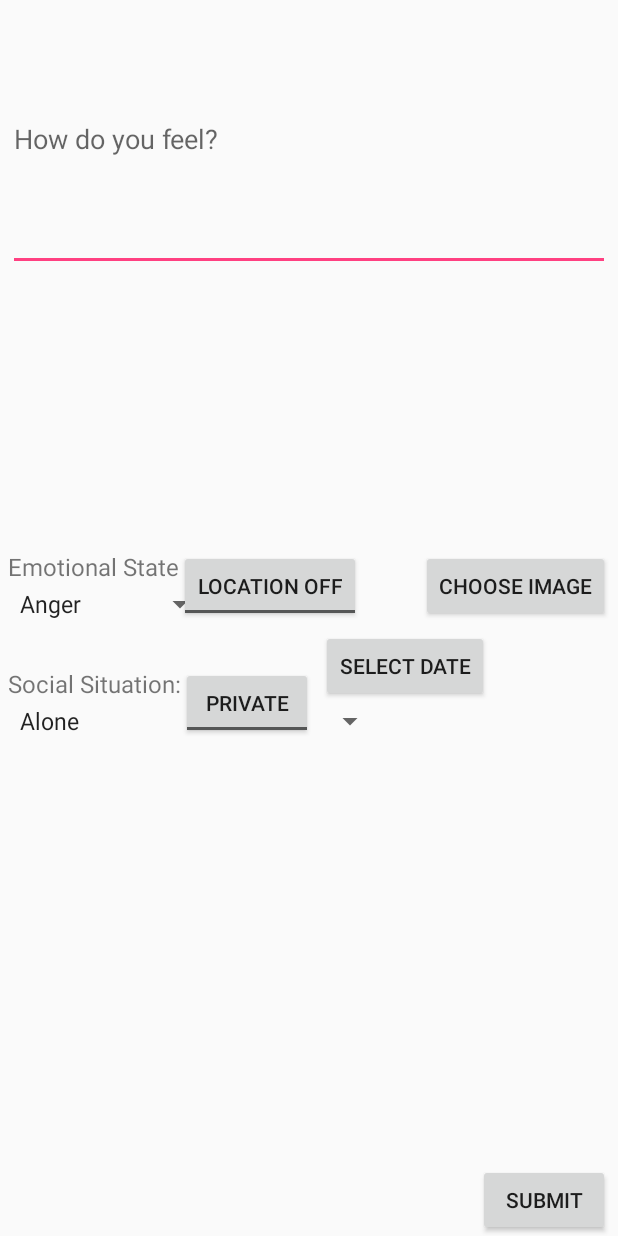
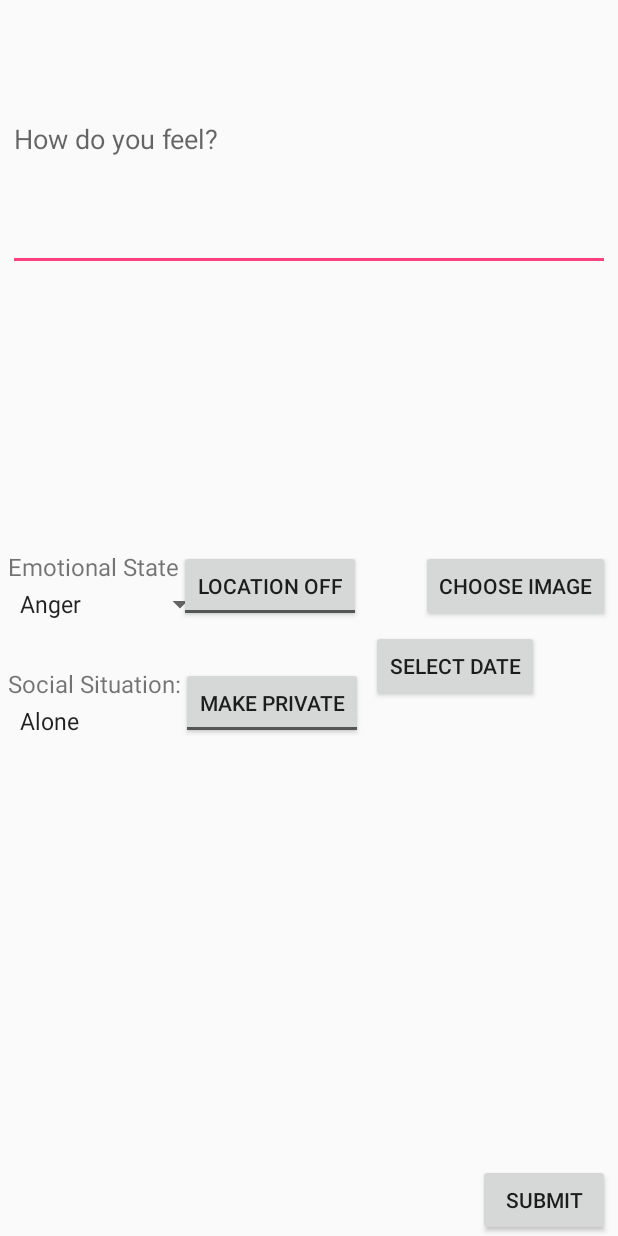
Before and after one commit to CMPUT301W17T11/FeelTrip, an Android app: the screen it shows after launch (EditMoodActivity), after a tap on "ADD A NEW POST", on a phone screen of 412 x 824 dp. Run offline under Robolectric (Android 15) with nearby library versions, the phone set to English and light mode, and no system bars.

Commit message:
refactoring lab

```diff
--- a/app/src/main/AndroidManifest.xml
+++ b/app/src/main/AndroidManifest.xml
@@ -19,7 +19,8 @@
         android:icon="@mipmap/ic_launcher"
         android:label="@string/app_name"
         android:supportsRtl="true"
-        android:theme="@style/AppTheme.NoActionBar">
+        android:theme="@style/AppTheme.NoActionBar"
+        android:fullBackupContent="@xml/backup_descriptor">
         <activity android:name=".MainScreen">
             <intent-filter>
                 <action android:name="android.intent.action.MAIN" />
@@ -45,7 +46,7 @@
 
         <activity
             android:name=".MapActivity"
-            android:label="@string/title_activity_map"></activity>
+            android:label="@string/title_activity_map" />
 
 
     </application>
--- a/app/src/main/java/com/example/henzoshimada/feeltrip/EditMoodActivity.java
+++ b/app/src/main/java/com/example/henzoshimada/feeltrip/EditMoodActivity.java
@@ -1,10 +1,8 @@
 package com.example.henzoshimada.feeltrip;
-
+// removed unused imports, may slow down build
 import android.app.DatePickerDialog;
-import android.content.Context;
 import android.support.v7.app.AppCompatActivity;
 import android.os.Bundle;
-import android.support.v7.util.DiffUtil;
 import android.util.Log;
 import android.view.View;
 import android.widget.ArrayAdapter;
@@ -130,7 +128,7 @@ public class EditMoodActivity extends AppCompatActivity {
 
     private void addItemsOnEmotionalStateSpinner(){
         emotionalStateSpinner = (Spinner) findViewById(R.id.emotional_state_spinner);
-        List<String> emotionalStateList = new ArrayList<String>();
+        List<String> emotionalStateList = new ArrayList<>();
         emotionalStateList.add("Anger");
         emotionalStateList.add("Confusion");
         emotionalStateList.add("Disgust");
@@ -140,7 +138,7 @@ public class EditMoodActivity extends AppCompatActivity {
         emotionalStateList.add("Shame");
 
 
-        ArrayAdapter<String> emotionalStateAdapter = new ArrayAdapter<String>(this,
+        ArrayAdapter<String> emotionalStateAdapter = new ArrayAdapter<>(this,
                 android.R.layout.simple_spinner_item, emotionalStateList);
         emotionalStateAdapter.setDropDownViewResource(android.R.layout.simple_spinner_dropdown_item);
         emotionalStateSpinner.setAdapter(emotionalStateAdapter);
@@ -149,7 +147,7 @@ public class EditMoodActivity extends AppCompatActivity {
 
     private void addItemsOnSocialSitualtionSpinner(){
         socialSituationSpinner = (Spinner) findViewById(R.id.social_event_spinner);
-        List<String> socialSituationList = new ArrayList<String>();
+        List<String> socialSituationList = new ArrayList<>();
 
         socialSituationList.add("Alone");
         socialSituationList.add("With one other person");
@@ -157,7 +155,7 @@ public class EditMoodActivity extends AppCompatActivity {
         socialSituationList.add("With a crowd");
 
 
-        ArrayAdapter<String> socialSituationAdapter = new ArrayAdapter<String>(this,
+        ArrayAdapter<String> socialSituationAdapter = new ArrayAdapter<>(this,
                 android.R.layout.simple_spinner_item, socialSituationList);
         socialSituationAdapter.setDropDownViewResource(android.R.layout.simple_spinner_dropdown_item);
         socialSituationSpinner.setAdapter(socialSituationAdapter);
--- a/app/src/main/java/com/example/henzoshimada/feeltrip/ElasticSearchController.java
+++ b/app/src/main/java/com/example/henzoshimada/feeltrip/ElasticSearchController.java
@@ -151,7 +151,7 @@ client.execute(new Delete.Builder("1")
         @Override
         protected ArrayList<Mood> doInBackground(String... search_parameters) {
             verifySettings();
-            ArrayList<Mood> moods = new ArrayList<Mood>();
+            ArrayList<Mood> moods = new ArrayList<>();
             String query;
             if (fieldToSearch == null){
                 query = "";
@@ -167,7 +167,8 @@ client.execute(new Delete.Builder("1")
 
             Search search = new Search.Builder(query)
                     .addIndex(groupIndex)
-                    .addType("mood")
+                    //from refactor found hardcode, changed it
+                    .addType(typeMood)
                     .build();
 
 
--- a/app/src/main/java/com/example/henzoshimada/feeltrip/GetImage.java
+++ b/app/src/main/java/com/example/henzoshimada/feeltrip/GetImage.java
@@ -60,6 +60,7 @@ public class GetImage extends AppCompatActivity{
 
             Cursor cursor = getContentResolver().query(selectedImage,
                     filePathColumn, null, null, null);
+            //TODO: May cause a nullPointerException
             cursor.moveToFirst();
 
             int columnIndex = cursor.getColumnIndex(filePathColumn[0]);
--- a/app/src/main/java/com/example/henzoshimada/feeltrip/MainScreen.java
+++ b/app/src/main/java/com/example/henzoshimada/feeltrip/MainScreen.java
@@ -46,13 +46,13 @@ public class MainScreen extends AppCompatActivity {
     // On: March 5, 2017 17:03
     public void addItemsOnFilterSpinner(){
         filterSpinner = (Spinner) findViewById(R.id.filter_spinner);
-        List<String> filterList = new ArrayList<String>();
+        List<String> filterList = new ArrayList<>();
 
         filterList.add("filter1");
         filterList.add("filter2");
         filterList.add("filter3");
 
-        ArrayAdapter<String> filterListAdapter = new ArrayAdapter<String>(this,
+        ArrayAdapter<String> filterListAdapter = new ArrayAdapter<>(this,
                 android.R.layout.simple_spinner_item, filterList);
         filterListAdapter.setDropDownViewResource(android.R.layout.simple_spinner_dropdown_item);
         filterSpinner.setAdapter(filterListAdapter);
--- a/app/src/main/java/com/example/henzoshimada/feeltrip/Mood.java
+++ b/app/src/main/java/com/example/henzoshimada/feeltrip/Mood.java
@@ -2,9 +2,7 @@ package com.example.henzoshimada.feeltrip;
 
 import android.location.Location;
 
-import java.lang.reflect.Array;
-import java.lang.reflect.Modifier;
-import java.util.ArrayDeque;
+// Removed unused imports
 import java.util.ArrayList;
 import java.util.Date;
 
--- a/app/src/main/java/com/example/henzoshimada/feeltrip/UpdateQueue.java
+++ b/app/src/main/java/com/example/henzoshimada/feeltrip/UpdateQueue.java
@@ -16,7 +16,7 @@ public class UpdateQueue {
      * Instantiates a new Update queue.
      */
     public UpdateQueue(){
-        queue = new ArrayDeque<Mood>();
+        queue = new ArrayDeque<>();
     }
 
     /**
--- a/app/src/main/res/layout/add_edit_page.xml
+++ b/app/src/main/res/layout/add_edit_page.xml
@@ -12,13 +12,14 @@
         android:layout_alignParentStart="true"
         android:layout_alignParentLeft="true"
         android:layout_margin="5dp"/>
-
+    <!-- Added a description for the image-->
     <ImageView
         android:id="@+id/imgView"
         android:layout_width="match_parent"
         android:layout_height="175dp"
         android:layout_weight="1"
-        android:layout_below="@id/moodEventDescription">
+        android:layout_below="@id/moodEventDescription"
+        android:contentDescription="@string/display_image_here">
     </ImageView>
 
     <TextView
@@ -28,7 +29,7 @@
         android:layout_below="@id/imgView"
         android:layout_marginLeft="5dp"
         android:layout_marginTop="5dp"
-        android:text="Emotional State"
+        android:text="@string/emotional_state"
         android:textSize="16sp" />
 
     <Spinner
@@ -48,7 +49,7 @@
         android:layout_below="@id/emotional_state_spinner"
         android:layout_marginLeft="5dp"
         android:layout_marginTop="30dp"
-        android:text="Social Situation:"
+        android:text="@string/social_situation"
         android:textSize="16sp" />
 
     <Spinner
@@ -74,8 +75,8 @@
         android:id="@+id/toggle_location"
         android:layout_width="wrap_content"
         android:layout_height="wrap_content"
-        android:textOn="Location On"
-        android:textOff="Location Off"
+        android:textOn="@string/location_on"
+        android:textOff="@string/location_off"
         android:layout_below="@id/imgView"
         android:layout_toRightOf="@id/spinner1_desc"
         android:layout_marginTop="5dp"/>
@@ -93,8 +94,8 @@
         android:id="@+id/toggle_public"
         android:layout_width="wrap_content"
         android:layout_height="wrap_content"
-        android:textOn="Public"
-        android:textOff="Private"
+        android:textOn="@string/make_public"
+        android:textOff="@string/make_private"
         android:layout_below="@id/toggle_location"
         android:layout_toRightOf="@id/spinner2_desc"
         android:layout_marginTop="30dp"/>
@@ -103,7 +104,7 @@
         android:id="@+id/select_image"
         android:layout_width="wrap_content"
         android:layout_height="wrap_content"
-        android:text="Choose Image"
+        android:text="@string/choose_image"
         android:layout_below="@id/imgView"
         android:layout_alignParentRight="true"
         android:layout_marginRight="5dp"
@@ -113,7 +114,7 @@
         android:id="@+id/select_date"
         android:layout_width="wrap_content"
         android:layout_height="wrap_content"
-        android:text="Select Date"
+        android:text="@string/select_date"
         android:layout_below="@id/select_image"
         android:layout_toRightOf="@id/toggle_public"
         android:layout_margin="5dp"/>
@@ -122,7 +123,7 @@
         android:id="@+id/post_mood_button"
         android:layout_width="wrap_content"
         android:layout_height="wrap_content"
-        android:text="Submit"
+        android:text="@string/submit"
         android:layout_alignParentBottom="true"
         android:layout_alignParentRight="true"
         android:layout_marginRight="5dp"/>
--- a/app/src/main/res/layout/nav_header_side_menu.xml
+++ b/app/src/main/res/layout/nav_header_side_menu.xml
@@ -12,24 +12,26 @@
     android:paddingTop="@dimen/activity_vertical_margin"
     android:theme="@style/ThemeOverlay.AppCompat.Dark">
 
+    <!-- Added content description for user profile picture-->
     <ImageView
         android:id="@+id/imageView"
         android:layout_width="wrap_content"
         android:layout_height="wrap_content"
         android:paddingTop="@dimen/nav_header_vertical_spacing"
+        android:contentDescription="@string/ProfilePicDesc"
         app:srcCompat="@android:drawable/sym_def_app_icon" />
 
     <TextView
         android:layout_width="match_parent"
         android:layout_height="wrap_content"
         android:paddingTop="@dimen/nav_header_vertical_spacing"
-        android:text="My Profile"
+        android:text="@string/my_profile"
         android:textAppearance="@style/TextAppearance.AppCompat.Body1" />
 
     <TextView
         android:id="@+id/textView"
         android:layout_width="wrap_content"
         android:layout_height="wrap_content"
-        android:text="#LOGIN NAME#" />
+        android:text="@string/login_name" />
 
 </LinearLayout>
--- a/app/src/main/res/menu/activity_side_menu_drawer.xml
+++ b/app/src/main/res/menu/activity_side_menu_drawer.xml
@@ -5,7 +5,7 @@
         <item
             android:id="@+id/nav_camera"
             android:icon="@drawable/ic_search_black_24dp"
-            android:title="load" />
+            android:title="@string/load" />
 
     </group>
 
--- a/app/src/main/res/values/strings.xml
+++ b/app/src/main/res/values/strings.xml
@@ -16,6 +16,27 @@
     <!--    Permissions    -->
     <string name="permission_rationale_location">Access to the location service is required to demonstrate the \'my location\' feature, which shows your current location on the map.</string>
     <string name="location_permission_denied">This sample requires location permission to enable the \'my location\' layer. Please try again and grant access to use the location.\nIf the permission has been permanently denied, it can be enabled from the System Settings &gt; Apps &gt; \'Google Maps API Demos\'.</string>
-    <string name="permission_required_toast">Location permission is required for this demo.</string>
+    <string name="permission_required_toast">Location permission is required for this app.</string>
+    <!-- Extracted the hardcoded text to be placed into the values xml, for easier access in case changes need to be made -->
+    <string name="load">load</string>
+    <string name="display_image_here">Display Image Here</string>
+    <string name="emotional_state">Emotional State</string>
+    <string name="social_situation">Social Situation:</string>
+    <string name="location_on">Location On</string>
+    <string name="location_off">Location Off</string>
+    <string name="make_public">Make Public</string>
+    <string name="make_private">Make Private</string>
+    <string name="choose_image">Choose Image</string>
+    <string name="select_date">Select Date</string>
+    <string name="submit">Submit</string>
+    <string name="friends">Friends</string>
+    <string name="maps">Maps</string>
+    <string name="add_a_new_post">Add a new post</string>
+    <string name="profile_page">Profile Page</string>
+    <string name="home">Home</string>
+    <string name="world">World</string>
+    <string name="ProfilePicDesc">Displays the user\'s profile picture.</string>
+    <string name="my_profile">My Profile</string>
+    <string name="login_name">#LOGIN NAME#</string>
 
 </resources>
--- /dev/null
+++ b/app/src/main/res/xml/backup_descriptor.xml
@@ -0,0 +1,4 @@
+<?xml version="1.0" encoding="utf-8"?>
+<full-backup-content>
+    <!-- Exclude specific shared preferences that contain GCM registration Id -->
+</full-backup-content>
```
Also changed, not shown: app/build.gradle (+13 -10 lines), app/src/main/res/layout/content_side_menu.xml (+7 -7 lines), app/src/main/res/layout/profile_page.xml (+4 -4 lines), 1 other file.
